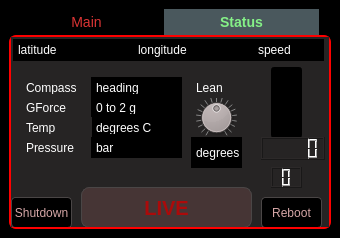
javirugo/telemetry, file zx6r_qt/mainwindow.ui: the form before one commit.
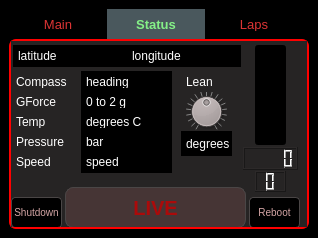
The form after the commit. The open tabs and pages were chosen to show the change.

```diff
--- a/zx6r_qt/mainwindow.ui
+++ b/zx6r_qt/mainwindow.ui
@@ -6,7 +6,7 @@
    <rect>
     <x>0</x>
     <y>0</y>
-    <width>340</width>
+    <width>318</width>
     <height>238</height>
    </rect>
   </property>
@@ -17,7 +17,7 @@
    <enum>Qt::LeftToRight</enum>
   </property>
   <property name="styleSheet">
-   <string notr="true">QMainWindow { width: 318px; height: 238px; }
+   <string notr="true">QMainWindow { max-width: 318px; max-height: 238px; }
 
 #centralwidget { background-color: black; color: white; }
 
@@ -25,7 +25,7 @@
 
 QPushButton { background-color: black; color: white; border: 1px solid #4A4646; }
 
-QTabBar::tab { min-width: 115px; font-weight: normal; color: #DC3434; padding: 6px 20px; border: 0; background-color: black; font-size: 14px; }
+QTabBar::tab { min-width: 58px; font-weight: normal; color: #DC3434; padding: 8px 20px; border: 0; background-color: black; font-size: 13px; }
 
 QTabBar::tab:selected { font-weight: bold; background-color: #4A585D; color: #85F187; }
 
@@ -40,17 +40,19 @@
 
 #tabStatus QLabel { padding: 4px 2px;  qproperty-alignment: AlignCenter; background-color: black; font-size: 12px; }
 
-#tabStatus QLabel#labelStatusGyroscope, #tabStatus QLabel#labelStatusAccelerometer, #tabStatus QLabel#labelStatusCompass, #tabStatus QLabel#labelStatusTemperature, #tabStatus QLabel#labelStatusPressure { background-color: #262424; }
+#tabStatus QLabel#labelStatusGyroscope, #tabStatus QLabel#labelStatusAccelerometer, #tabStatus QLabel#labelStatusCompass, #tabStatus QLabel#labelStatusTemperature, #tabStatus QLabel#labelStatusPressure, #tabStatus QLabel#labelStatusSpeed { background-color: #262424; }
 
 #pbRecord {  border-style: solid; border-width: 3px; border-color: #585858; border-radius: 8px; font-size: 26px; font-weight: bold;}
 
 #pbLiveStatus { font-size: 20px; font-weight: bold; border-radius: 8px; background-color: #463535; color: #AB0A0A; }
 #pbLiveStatus:checked { background-color: #164321; color: #1B5028; }
 
-#pbShutdown, #pbReboot { border-radius: 4px; color: #D5A6A6; }
+#pbShutdown, #pbReboot { border-radius: 4px; color: #D5A6A6; font-size: 10px; }
 
 #progressBarRPM { background-color: black; }
-#progressBarRPM::chunk { background: #C6D0CE; }</string>
+#progressBarRPM::chunk { background: #C6D0CE; }
+
+#tableLaps { width: 100%; height: 100%; }</string>
   </property>
   <widget class="QWidget" name="centralwidget">
    <layout class="QVBoxLayout" name="verticalLayout">
@@ -166,8 +168,8 @@
        <widget class="QLabel" name="labelStatusGyroscope">
         <property name="geometry">
          <rect>
-          <x>180</x>
-          <y>40</y>
+          <x>170</x>
+          <y>30</y>
           <width>51</width>
           <height>21</height>
          </rect>
@@ -179,9 +181,9 @@
        <widget class="QLabel" name="labelStatusAccelerometer">
         <property name="geometry">
          <rect>
-          <x>10</x>
-          <y>60</y>
-          <width>71</width>
+          <x>0</x>
+          <y>50</y>
+          <width>70</width>
           <height>21</height>
          </rect>
         </property>
@@ -193,8 +195,8 @@
         <property name="geometry">
          <rect>
           <x>2</x>
-          <y>2</y>
-          <width>120</width>
+          <y>4</y>
+          <width>114</width>
           <height>22</height>
          </rect>
         </property>
@@ -205,9 +207,9 @@
        <widget class="QLabel" name="labelStatus_lon">
         <property name="geometry">
          <rect>
-          <x>122</x>
-          <y>2</y>
-          <width>120</width>
+          <x>116</x>
+          <y>4</y>
+          <width>114</width>
           <height>22</height>
          </rect>
         </property>
@@ -218,10 +220,10 @@
        <widget class="QLabel" name="labelStatus_gyros">
         <property name="geometry">
          <rect>
-          <x>180</x>
-          <y>100</y>
+          <x>170</x>
+          <y>90</y>
           <width>51</width>
-          <height>31</height>
+          <height>25</height>
          </rect>
         </property>
         <property name="text">
@@ -231,8 +233,8 @@
        <widget class="QLabel" name="labelStatus_accelerometer">
         <property name="geometry">
          <rect>
-          <x>80</x>
-          <y>60</y>
+          <x>70</x>
+          <y>50</y>
           <width>91</width>
           <height>21</height>
          </rect>
@@ -244,9 +246,9 @@
        <widget class="QLabel" name="labelStatusCompass">
         <property name="geometry">
          <rect>
-          <x>10</x>
-          <y>40</y>
-          <width>71</width>
+          <x>0</x>
+          <y>30</y>
+          <width>70</width>
           <height>21</height>
          </rect>
         </property>
@@ -257,8 +259,8 @@
        <widget class="QLabel" name="labelStatus_heading">
         <property name="geometry">
          <rect>
-          <x>80</x>
-          <y>40</y>
+          <x>70</x>
+          <y>30</y>
           <width>91</width>
           <height>21</height>
          </rect>
@@ -270,9 +272,9 @@
        <widget class="QLabel" name="labelStatus_speed">
         <property name="geometry">
          <rect>
-          <x>242</x>
-          <y>2</y>
-          <width>71</width>
+          <x>70</x>
+          <y>110</y>
+          <width>91</width>
           <height>22</height>
          </rect>
         </property>
@@ -283,9 +285,9 @@
        <widget class="QPushButton" name="pbReboot">
         <property name="geometry">
          <rect>
-          <x>250</x>
-          <y>160</y>
-          <width>61</width>
+          <x>238</x>
+          <y>156</y>
+          <width>51</width>
           <height>31</height>
          </rect>
         </property>
@@ -300,8 +302,8 @@
         <property name="geometry">
          <rect>
           <x>0</x>
-          <y>160</y>
-          <width>61</width>
+          <y>156</y>
+          <width>51</width>
           <height>31</height>
          </rect>
         </property>
@@ -315,9 +317,9 @@
        <widget class="QPushButton" name="pbLiveStatus">
         <property name="geometry">
          <rect>
-          <x>70</x>
-          <y>150</y>
-          <width>171</width>
+          <x>54</x>
+          <y>146</y>
+          <width>181</width>
           <height>41</height>
          </rect>
         </property>
@@ -334,10 +336,10 @@
        <widget class="QProgressBar" name="progressBarRPM">
         <property name="geometry">
          <rect>
-          <x>260</x>
-          <y>30</y>
+          <x>244</x>
+          <y>4</y>
           <width>31</width>
-          <height>71</height>
+          <height>100</height>
          </rect>
         </property>
         <property name="maximum">
@@ -359,8 +361,8 @@
        <widget class="QDial" name="dialLean">
         <property name="geometry">
          <rect>
-          <x>180</x>
-          <y>60</y>
+          <x>170</x>
+          <y>50</y>
           <width>51</width>
           <height>41</height>
          </rect>
@@ -390,7 +392,7 @@
        <widget class="QLCDNumber" name="lcdGear">
         <property name="geometry">
          <rect>
-          <x>260</x>
+          <x>244</x>
           <y>130</y>
           <width>31</width>
           <height>21</height>
@@ -403,9 +405,9 @@
        <widget class="QLCDNumber" name="lcdRPM">
         <property name="geometry">
          <rect>
-          <x>250</x>
-          <y>100</y>
-          <width>64</width>
+          <x>232</x>
+          <y>106</y>
+          <width>55</width>
           <height>23</height>
          </rect>
         </property>
@@ -413,8 +415,8 @@
        <widget class="QLabel" name="labelStatus_temperature">
         <property name="geometry">
          <rect>
-          <x>80</x>
-          <y>80</y>
+          <x>70</x>
+          <y>70</y>
           <width>91</width>
           <height>21</height>
          </rect>
@@ -426,9 +428,9 @@
        <widget class="QLabel" name="labelStatusTemperature">
         <property name="geometry">
          <rect>
-          <x>10</x>
-          <y>80</y>
-          <width>71</width>
+          <x>0</x>
+          <y>70</y>
+          <width>70</width>
           <height>21</height>
          </rect>
         </property>
@@ -439,9 +441,9 @@
        <widget class="QLabel" name="labelStatusPressure">
         <property name="geometry">
          <rect>
-          <x>10</x>
-          <y>100</y>
-          <width>71</width>
+          <x>0</x>
+          <y>90</y>
+          <width>70</width>
           <height>21</height>
          </rect>
         </property>
@@ -452,8 +454,8 @@
        <widget class="QLabel" name="labelStatus_pressure">
         <property name="geometry">
          <rect>
-          <x>80</x>
-          <y>100</y>
+          <x>70</x>
+          <y>90</y>
           <width>91</width>
           <height>21</height>
          </rect>
@@ -462,6 +464,19 @@
          <string>bar</string>
         </property>
        </widget>
+       <widget class="QLabel" name="labelStatusSpeed">
+        <property name="geometry">
+         <rect>
+          <x>0</x>
+          <y>110</y>
+          <width>70</width>
+          <height>21</height>
+         </rect>
+        </property>
+        <property name="text">
+         <string>Speed</string>
+        </property>
+       </widget>
        <zorder>dialLean</zorder>
        <zorder>labelStatusGyroscope</zorder>
        <zorder>labelStatusAccelerometer</zorder>
@@ -482,6 +497,22 @@
        <zorder>labelStatusTemperature</zorder>
        <zorder>labelStatusPressure</zorder>
        <zorder>labelStatus_pressure</zorder>
+       <zorder>labelStatusSpeed</zorder>
+      </widget>
+      <widget class="QWidget" name="tabLaps">
+       <attribute name="title">
+        <string>Laps</string>
+       </attribute>
+       <widget class="QTableView" name="tableLaps">
+        <property name="geometry">
+         <rect>
+          <x>0</x>
+          <y>0</y>
+          <width>295</width>
+          <height>188</height>
+         </rect>
+        </property>
+       </widget>
       </widget>
      </widget>
     </item>
```
Left out of the diff: 24 changed lines with no effect on the pictures.
